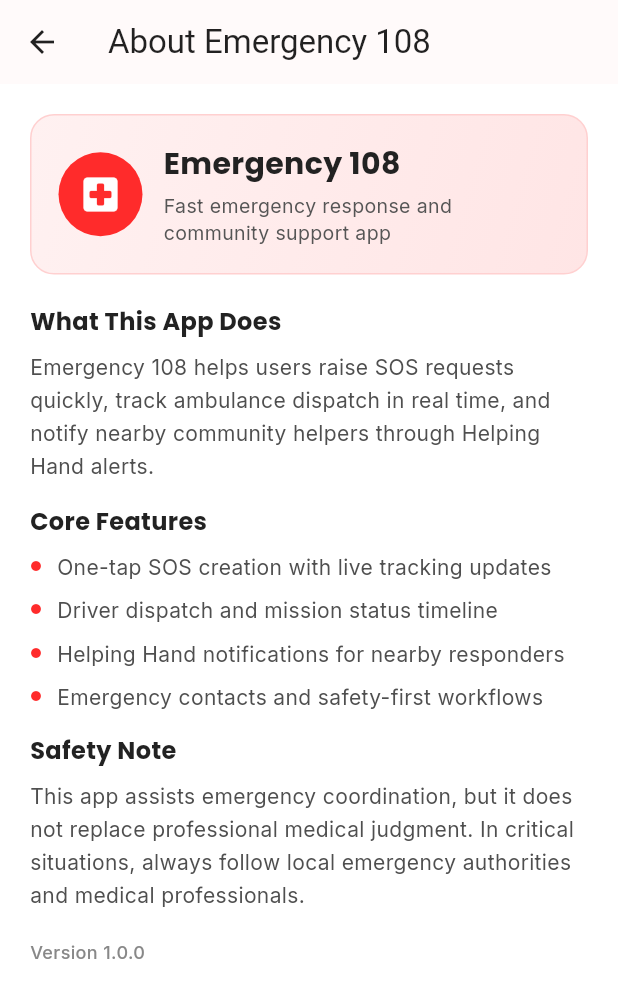
After one commit to anupamkushwaha85/emergency108, a Flutter app: the AboutScreen screen opened directly, on a phone screen of 412 x 824 dp. The commit adds this screen. Shown: the top 998 px of the screen. Run offline on Flutter 3.47's test engine with Material 3 defaults, Android fonts, the phone set to English and light mode, and no system bars; our stand-ins replace dio, firebase_core, firebase_messaging, flutter_contacts, flutter_local_notifications, flutter_riverpod and 9 more; missing offline and left inert: stomp_dart_client; accounts and stored records are empty; project files that could hold a hidden picture were left out.

Commit message:
feat: update OwnershipModal to pass ownership decision and enhance NearbyEmergency parsing logic feat: improve HelpingHandScreen with location settings and validation for emergency coordinates feat: add AboutScreen with app information and features overview

```diff
--- a/lib/features/emergency/presentation/widgets/ownership_modal.dart
+++ b/lib/features/emergency/presentation/widgets/ownership_modal.dart
@@ -10,7 +10,7 @@ class OwnershipModal extends ConsumerStatefulWidget {
   /// the user to make a decision. This lets the modal appear instantly while
   /// GPS + API work in the background.
   final ValueNotifier<int?> emergencyIdNotifier;
-  final VoidCallback onDecisionMade;
+  final ValueChanged<String> onDecisionMade;
   final VoidCallback? onCancel;
 
   const OwnershipModal({
@@ -35,7 +35,7 @@ class _OwnershipModalState extends ConsumerState<OwnershipModal> {
     try {
       await ref.read(emergencyRepositoryProvider).setOwnership(id, ownership);
       if (mounted) {
-        widget.onDecisionMade();
+        widget.onDecisionMade(ownership);
         context.pop();
       }
     } catch (e) {
--- a/lib/features/helping_hand/data/helping_hand_model.dart
+++ b/lib/features/helping_hand/data/helping_hand_model.dart
@@ -18,12 +18,25 @@ class NearbyEmergency {
   });
 
   factory NearbyEmergency.fromJson(Map<String, dynamic> json) {
+    double parseDouble(dynamic value, {double fallback = 0.0}) {
+      if (value is num) return value.toDouble();
+      if (value is String) return double.tryParse(value) ?? fallback;
+      return fallback;
+    }
+
+    final latitude = parseDouble(
+      json['latitude'] ?? json['lat'] ?? json['patientLat'],
+    );
+    final longitude = parseDouble(
+      json['longitude'] ?? json['lng'] ?? json['patientLng'],
+    );
+
     return NearbyEmergency(
       id: json['id'] ?? 0,
       type: json['type'] ?? 'Emergency',
-      latitude: (json['latitude'] as num?)?.toDouble() ?? 0.0,
-      longitude: (json['longitude'] as num?)?.toDouble() ?? 0.0,
-      distanceKm: (json['distanceKm'] as num?)?.toDouble() ?? 0.0,
+      latitude: latitude,
+      longitude: longitude,
+      distanceKm: parseDouble(json['distanceKm']),
       victimName: json['victimName'] ?? 'Unknown',
       status: json['status'] ?? 'CREATED',
     );
--- a/lib/features/helping_hand/presentation/screens/helping_hand_screen.dart
+++ b/lib/features/helping_hand/presentation/screens/helping_hand_screen.dart
@@ -68,8 +68,10 @@ class _HelpingHandScreenState extends ConsumerState<HelpingHandScreen> {
       }
 
       _currentPosition = await Geolocator.getCurrentPosition(
-        desiredAccuracy: LocationAccuracy.medium,
-        timeLimit: const Duration(seconds: 5),
+        locationSettings: const LocationSettings(
+          accuracy: LocationAccuracy.medium,
+          timeLimit: Duration(seconds: 5),
+        ),
       );
 
       if (_currentPosition != null) {
@@ -92,6 +94,18 @@ class _HelpingHandScreenState extends ConsumerState<HelpingHandScreen> {
   // ─── Open in-app map bottom sheet ────────────────────────────────────────────
 
   void _openMapSheet(NearbyEmergency item) {
+    final hasValidCoordinates =
+        item.latitude.abs() > 0.0001 || item.longitude.abs() > 0.0001;
+    if (!hasValidCoordinates) {
+      ScaffoldMessenger.of(context).showSnackBar(
+        const SnackBar(
+          content: Text('Location is not available for this emergency yet. Please refresh and try again.'),
+          backgroundColor: AppPallete.error,
+        ),
+      );
+      return;
+    }
+
     showModalBottomSheet(
       context: context,
       isScrollControlled: true,
--- a/lib/features/home/presentation/screens/home_screen.dart
+++ b/lib/features/home/presentation/screens/home_screen.dart
@@ -23,6 +23,7 @@ import 'package:flutter_contacts/flutter_contacts.dart';
 import '../../../helping_hand/presentation/screens/helping_hand_screen.dart';
 import '../../../settings/data/preferences_repository.dart';
 import '../../../settings/presentation/settings_screen.dart';
+import '../../../settings/presentation/about_screen.dart';
 import '../../../../core/services/fcm_notification_service.dart';
 
 // New Widgets
@@ -59,6 +60,8 @@ class _HomeScreenState extends ConsumerState<HomeScreen> with SingleTickerProvid
   int _currentIndex = 0;
   List<String> _emergencyContacts = [];
   bool _hasAutoCalled = false;
+  bool _wasAutoDispatchTriggered = false;
+  bool _isSelfEmergency = false;
   StompClient? _trackingStompClient;
   // Location service stream — automatically cancels emergency if GPS is disabled
   StreamSubscription<ServiceStatus>? _locationServiceSubscription;
@@ -463,7 +466,9 @@ class _HomeScreenState extends ConsumerState<HomeScreen> with SingleTickerProvid
   }
 
   void _scheduleAutoCall() {
-    if (_emergencyContacts.isEmpty) return;
+    if (_emergencyContacts.isEmpty || !_isSelfEmergency || !_wasAutoDispatchTriggered) {
+      return;
+    }
     Timer(const Duration(seconds: 60), () async {
       if (!_isEmergencyActive || _trackingData?['status'] == 'COMPLETED') return; // Cancel if resolved
 
@@ -502,6 +507,8 @@ class _HomeScreenState extends ConsumerState<HomeScreen> with SingleTickerProvid
 
     setState(() {
       _hasAutoCalled = false;
+      _wasAutoDispatchTriggered = false;
+      _isSelfEmergency = false;
     });
 
     // FIX: Show the ownership modal IMMEDIATELY on button tap — do not wait
@@ -536,7 +543,8 @@ class _HomeScreenState extends ConsumerState<HomeScreen> with SingleTickerProvid
       backgroundColor: Colors.transparent,
       builder: (ctx) => OwnershipModal(
         emergencyIdNotifier: _emergencyIdNotifier,
-        onDecisionMade: () {
+        onDecisionMade: (ownership) {
+          _isSelfEmergency = ownership == 'SELF';
           ScaffoldMessenger.of(context).showSnackBar(
             const SnackBar(
               content: Text('Preference Saved', style: TextStyle(color: Colors.white)),
@@ -629,6 +637,7 @@ class _HomeScreenState extends ConsumerState<HomeScreen> with SingleTickerProvid
         _countdownNotifier.value = --_countdown;
       } else {
         _timer?.cancel();
+        _wasAutoDispatchTriggered = true;
 
         // Auto-Dispatcher triggered: Close "Who needs help?" modal if open
         if (_isEmergencyActive && _statusMessage == "Emergency Created!" && mounted) {
@@ -644,6 +653,7 @@ class _HomeScreenState extends ConsumerState<HomeScreen> with SingleTickerProvid
   void _manualDispatch() async {
     if (_emergencyId == null) return;
     try {
+       _wasAutoDispatchTriggered = false;
        await ref.read(emergencyRepositoryProvider).dispatchEmergency(_emergencyId!);
        _timer?.cancel();
 
@@ -1097,6 +1107,8 @@ class _HomeScreenState extends ConsumerState<HomeScreen> with SingleTickerProvid
                  _showEmergencyContactsDialog();
                } else if (value == 'settings') {
                  Navigator.of(context).push(MaterialPageRoute(builder: (_) => const SettingsScreen()));
+                       } else if (value == 'about') {
+                         Navigator.of(context).push(MaterialPageRoute(builder: (_) => const AboutScreen()));
                } else if (value == 'logout') {
                  final prefs = await SharedPreferences.getInstance();
                  await prefs.clear(); // Clear all data (token, profile, role)
--- /dev/null
+++ b/lib/features/settings/presentation/about_screen.dart
@@ -0,0 +1,154 @@
+import 'package:flutter/material.dart';
+import 'package:google_fonts/google_fonts.dart';
+import '../../../core/theme/app_pallete.dart';
+
+class AboutScreen extends StatelessWidget {
+  const AboutScreen({super.key});
+
+  @override
+  Widget build(BuildContext context) {
+    return Scaffold(
+      appBar: AppBar(
+        title: const Text('About Emergency 108'),
+        backgroundColor: Colors.white,
+        foregroundColor: Colors.black87,
+        elevation: 0.5,
+      ),
+      body: SingleChildScrollView(
+        padding: const EdgeInsets.all(20),
+        child: Column(
+          crossAxisAlignment: CrossAxisAlignment.start,
+          children: [
+            Container(
+              width: double.infinity,
+              padding: const EdgeInsets.all(18),
+              decoration: BoxDecoration(
+                borderRadius: BorderRadius.circular(16),
+                gradient: const LinearGradient(
+                  colors: [Color(0xFFFFF1F1), Color(0xFFFFE5E5)],
+                  begin: Alignment.topLeft,
+                  end: Alignment.bottomRight,
+                ),
+                border: Border.all(color: const Color(0xFFFFD0D0)),
+              ),
+              child: Row(
+                children: [
+                  Container(
+                    width: 56,
+                    height: 56,
+                    decoration: const BoxDecoration(
+                      color: AppPallete.primary,
+                      shape: BoxShape.circle,
+                    ),
+                    child: const Icon(Icons.local_hospital_rounded, color: Colors.white, size: 30),
+                  ),
+                  const SizedBox(width: 14),
+                  Expanded(
+                    child: Column(
+                      crossAxisAlignment: CrossAxisAlignment.start,
+                      children: [
+                        Text(
+                          'Emergency 108',
+                          style: GoogleFonts.poppins(
+                            fontSize: 20,
+                            fontWeight: FontWeight.w700,
+                            color: const Color(0xFF222222),
+                          ),
+                        ),
+                        const SizedBox(height: 4),
+                        Text(
+                          'Fast emergency response and community support app',
+                          style: GoogleFonts.inter(
+                            fontSize: 13,
+                            color: const Color(0xFF555555),
+                            height: 1.4,
+                          ),
+                        ),
+                      ],
+                    ),
+                  ),
+                ],
+              ),
+            ),
+            const SizedBox(height: 20),
+            _sectionTitle('What This App Does'),
+            _paragraph(
+              'Emergency 108 helps users raise SOS requests quickly, track ambulance dispatch in real time, and notify nearby community helpers through Helping Hand alerts.',
+            ),
+            const SizedBox(height: 14),
+            _sectionTitle('Core Features'),
+            _bullet('One-tap SOS creation with live tracking updates'),
+            _bullet('Driver dispatch and mission status timeline'),
+            _bullet('Helping Hand notifications for nearby responders'),
+            _bullet('Emergency contacts and safety-first workflows'),
+            const SizedBox(height: 14),
+            _sectionTitle('Safety Note'),
+            _paragraph(
+              'This app assists emergency coordination, but it does not replace professional medical judgment. In critical situations, always follow local emergency authorities and medical professionals.',
+            ),
+            const SizedBox(height: 18),
+            Text(
+              'Version 1.0.0',
+              style: GoogleFonts.inter(
+                fontSize: 12,
+                color: const Color(0xFF888888),
+                fontWeight: FontWeight.w500,
+              ),
+            ),
+          ],
+        ),
+      ),
+    );
+  }
+
+  Widget _sectionTitle(String text) {
+    return Text(
+      text,
+      style: GoogleFonts.poppins(
+        fontSize: 16,
+        fontWeight: FontWeight.w700,
+        color: const Color(0xFF222222),
+      ),
+    );
+  }
+
+  Widget _paragraph(String text) {
+    return Padding(
+      padding: const EdgeInsets.only(top: 8),
+      child: Text(
+        text,
+        style: GoogleFonts.inter(
+          fontSize: 14,
+          color: const Color(0xFF4F4F4F),
+          height: 1.55,
+        ),
+      ),
+    );
+  }
+
+  Widget _bullet(String text) {
+    return Padding(
+      padding: const EdgeInsets.only(top: 8),
+      child: Row(
+        crossAxisAlignment: CrossAxisAlignment.start,
+        children: [
+          const Padding(
+            padding: EdgeInsets.only(top: 6),
+            child: Icon(Icons.circle, size: 8, color: AppPallete.primary),
+          ),
+          const SizedBox(width: 10),
+          Expanded(
+            child: Text(
+              text,
+              style: GoogleFonts.inter(
+                fontSize: 14,
+                color: const Color(0xFF4F4F4F),
+                height: 1.5,
+              ),
+            ),
+          ),
+        ],
+      ),
+    );
+  }
+}
```
